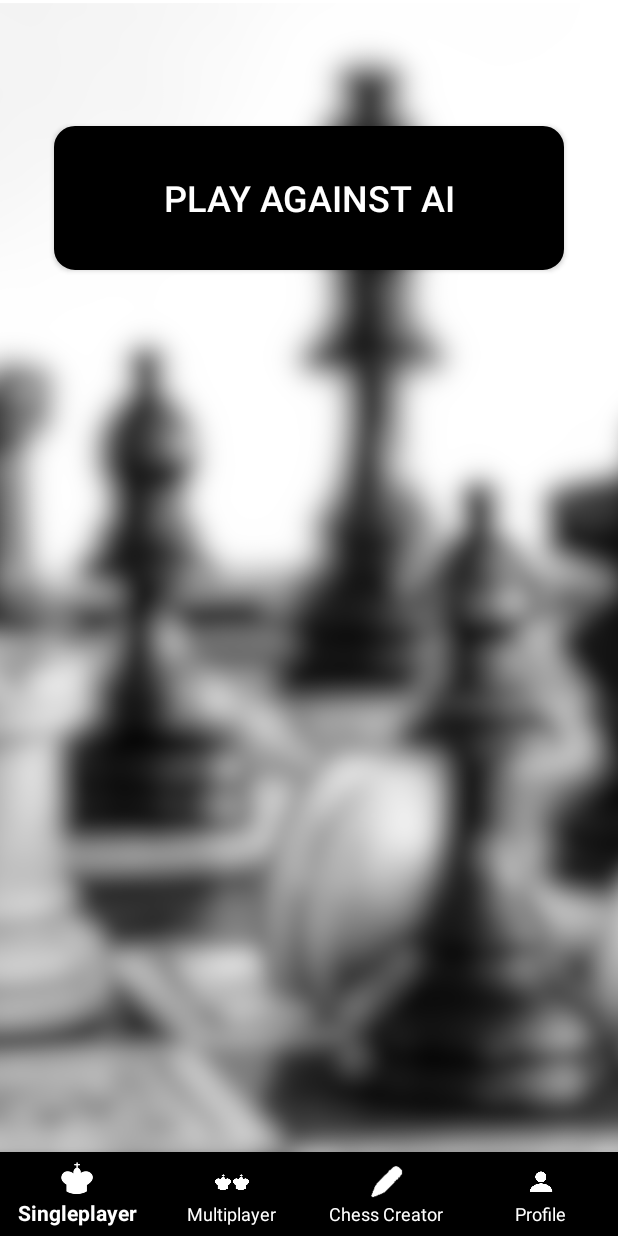
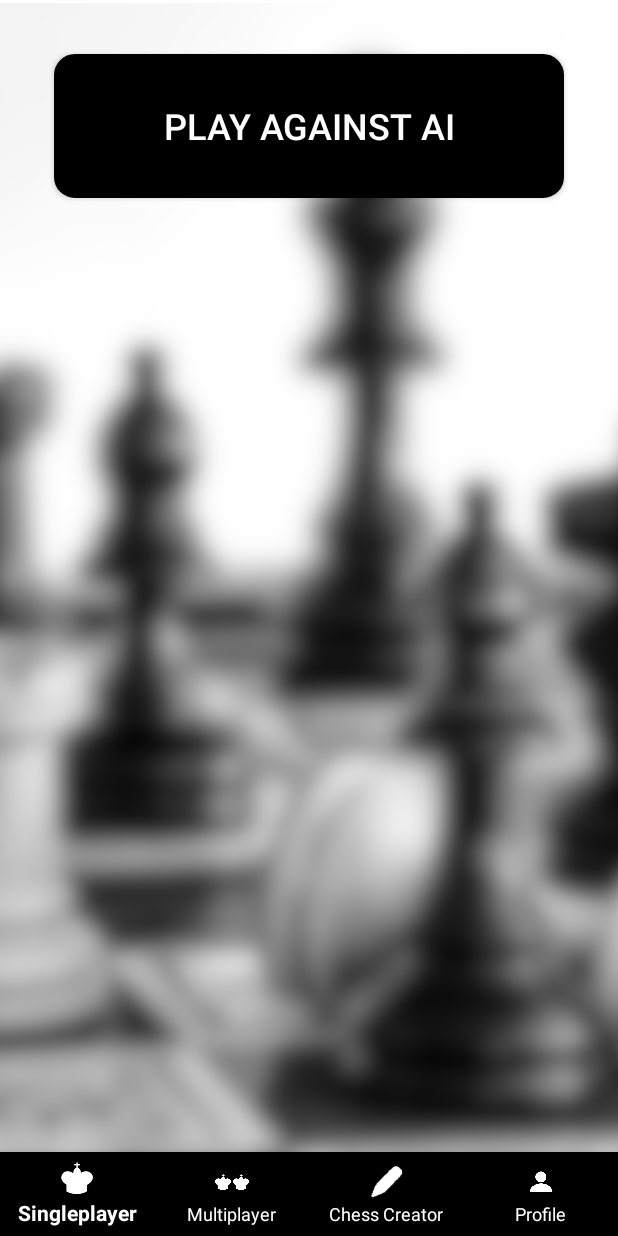
Before and after one commit to JohannesGrobelski/Fairy-Chess, an Android app: the screen it shows after launch (MainActivity), on a phone screen of 412 x 824 dp. Run offline under Robolectric (Android 15) with nearby library versions, the phone set to English and light mode, and no system bars; our stand-ins replace Firebase (no records; nobody signed in at launch, a user with empty details on screens opened directly).

Commit message:
fixed layout margins

```diff
--- a/app/src/main/res/layout/activity_main.xml
+++ b/app/src/main/res/layout/activity_main.xml
@@ -33,9 +33,8 @@
             android:id="@+id/viewPager"
             android:layout_width="match_parent"
             android:layout_height="0dp"
-            android:layout_marginTop="48dp"
-            app:layout_constraintTop_toTopOf="parent" />
-
+            app:layout_constraintTop_toTopOf="parent"
+            app:layout_constraintBottom_toTopOf="@id/bottomNavigation" />
 
         <com.google.android.material.bottomnavigation.BottomNavigationView
             android:id="@+id/bottomNavigation"
```
